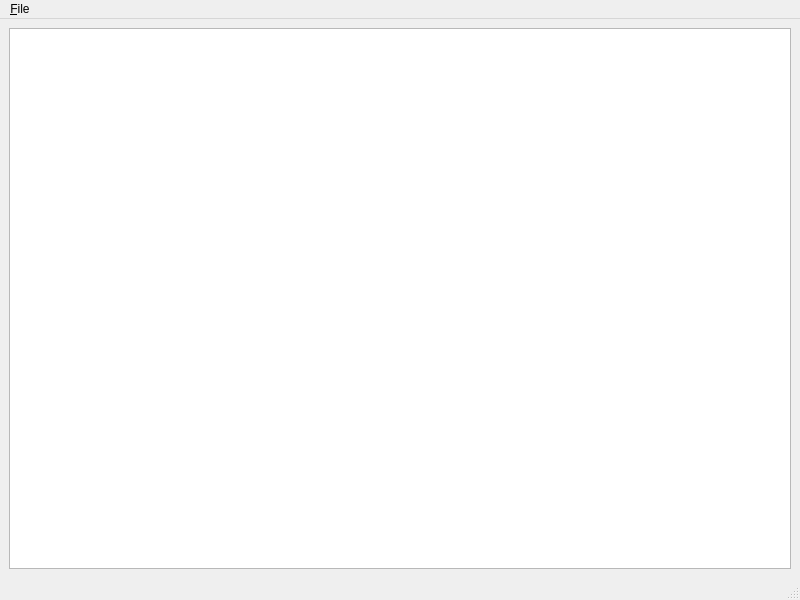
This is src/MainWindow.ui in impakt73/syncsmith as Qt 5 draws it before an edit. The edited form follows.
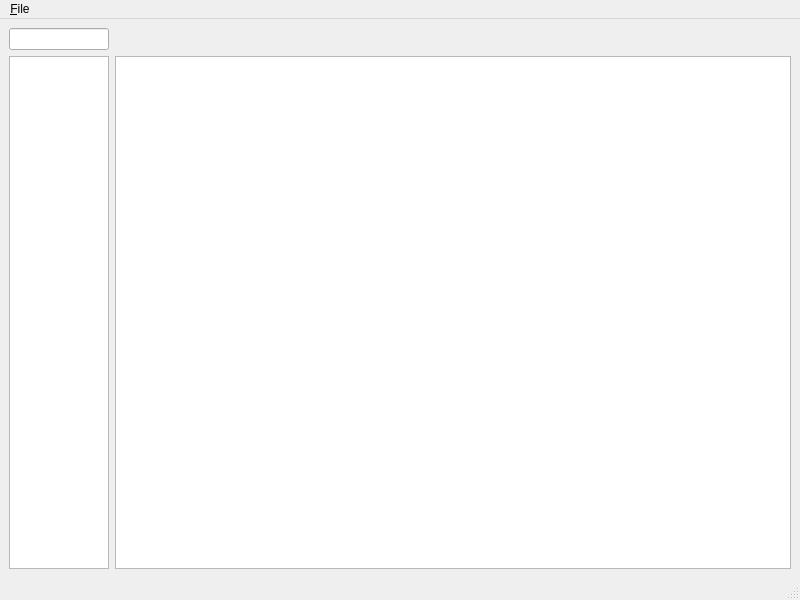
This is the edited form. Custom widgets are drawn as their Qt base class.

Patch:
```diff
--- a/src/MainWindow.ui
+++ b/src/MainWindow.ui
@@ -22,7 +22,95 @@
    </property>
    <layout class="QHBoxLayout" name="horizontalLayout_2">
     <item>
-     <layout class="QVBoxLayout" name="verticalLayout" stretch="0">
+     <layout class="QVBoxLayout" name="verticalLayout_3">
+      <item>
+       <widget class="QLineEdit" name="lineEdit">
+        <property name="sizePolicy">
+         <sizepolicy hsizetype="Fixed" vsizetype="Fixed">
+          <horstretch>0</horstretch>
+          <verstretch>0</verstretch>
+         </sizepolicy>
+        </property>
+        <property name="minimumSize">
+         <size>
+          <width>100</width>
+          <height>22</height>
+         </size>
+        </property>
+        <property name="maximumSize">
+         <size>
+          <width>100</width>
+          <height>22</height>
+         </size>
+        </property>
+       </widget>
+      </item>
+      <item>
+       <widget class="QListView" name="listView_2">
+        <property name="sizePolicy">
+         <sizepolicy hsizetype="Fixed" vsizetype="Expanding">
+          <horstretch>0</horstretch>
+          <verstretch>0</verstretch>
+         </sizepolicy>
+        </property>
+        <property name="minimumSize">
+         <size>
+          <width>100</width>
+          <height>0</height>
+         </size>
+        </property>
+        <property name="maximumSize">
+         <size>
+          <width>100</width>
+          <height>16777215</height>
+         </size>
+        </property>
+        <property name="verticalScrollBarPolicy">
+         <enum>Qt::ScrollBarAlwaysOff</enum>
+        </property>
+        <property name="horizontalScrollBarPolicy">
+         <enum>Qt::ScrollBarAlwaysOff</enum>
+        </property>
+        <property name="verticalScrollMode">
+         <enum>QAbstractItemView::ScrollPerPixel</enum>
+        </property>
+        <property name="horizontalScrollMode">
+         <enum>QAbstractItemView::ScrollPerPixel</enum>
+        </property>
+        <property name="uniformItemSizes">
+         <bool>true</bool>
+        </property>
+        <property name="batchSize">
+         <number>10</number>
+        </property>
+       </widget>
+      </item>
+     </layout>
+    </item>
+    <item>
+     <layout class="QVBoxLayout" name="verticalLayout" stretch="0,0">
+      <item>
+       <widget class="TimelineWidget" name="widget" native="true">
+        <property name="sizePolicy">
+         <sizepolicy hsizetype="Expanding" vsizetype="Fixed">
+          <horstretch>0</horstretch>
+          <verstretch>0</verstretch>
+         </sizepolicy>
+        </property>
+        <property name="minimumSize">
+         <size>
+          <width>0</width>
+          <height>22</height>
+         </size>
+        </property>
+        <property name="maximumSize">
+         <size>
+          <width>16777215</width>
+          <height>22</height>
+         </size>
+        </property>
+       </widget>
+      </item>
       <item>
        <widget class="TrackListView" name="listView">
         <property name="sizeAdjustPolicy">
@@ -103,6 +191,12 @@
    <extends>QListView</extends>
    <header>TrackListView.h</header>
   </customwidget>
+  <customwidget>
+   <class>TimelineWidget</class>
+   <extends>QWidget</extends>
+   <header>TimelineWidget.h</header>
+   <container>1</container>
+  </customwidget>
  </customwidgets>
  <resources/>
  <connections/>
```
